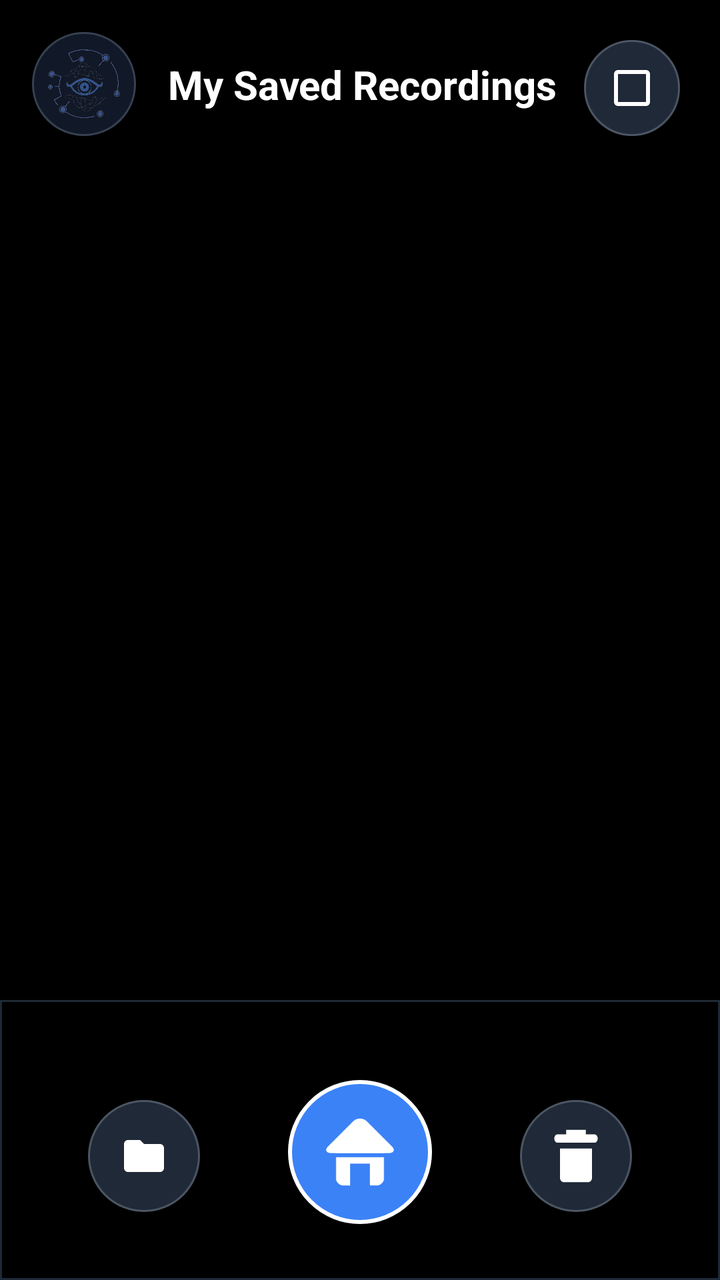
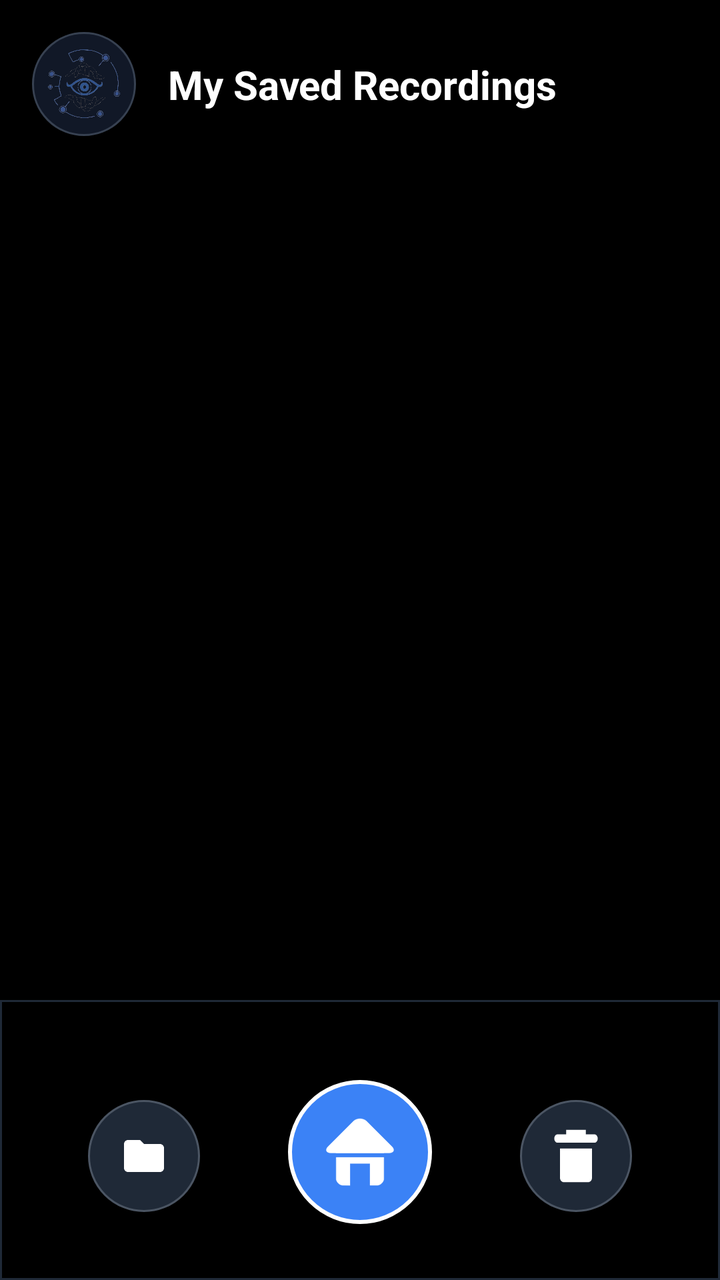

Two renders of the same Android screen: before a commit and after it. Below are the layout's source before the change and the commit's diff.
<!-- AndroidManifest.xml: application theme Theme.InterfaceUI1 -->
<!-- res/layout/file_interface.xml -->
<?xml version="1.0" encoding="utf-8"?>
<androidx.constraintlayout.widget.ConstraintLayout xmlns:android="http://schemas.android.com/apk/res/android"
    xmlns:app="http://schemas.android.com/apk/res-auto"
    xmlns:tools="http://schemas.android.com/tools"
    android:id="@+id/main"
    android:layout_width="match_parent"
    android:layout_height="match_parent"
    android:background="@color/black">

    
    <ImageView
        android:id="@+id/imageView2"
        android:layout_width="52dp"
        android:layout_height="52dp"
        android:layout_marginStart="16dp"
        android:layout_marginTop="16dp"
        android:background="@drawable/bg_logo_chip"
        android:contentDescription="Logo"
        android:padding="8dp"
        android:scaleType="centerInside"
        app:layout_constraintStart_toStartOf="parent"
        app:layout_constraintTop_toTopOf="parent"
        app:srcCompat="@drawable/logo" />

    <TextView
        android:id="@+id/headerTitle"
        android:layout_width="wrap_content"
        android:layout_height="wrap_content"
        android:layout_marginStart="16dp"
        android:text="My Saved Recordings"
        android:textColor="@color/white"
        android:textSize="20sp"
        android:textStyle="bold"
        app:layout_constraintBottom_toBottomOf="@id/imageView2"
        app:layout_constraintStart_toEndOf="@id/imageView2"
        app:layout_constraintTop_toTopOf="@id/imageView2" />

    

    <View
        android:id="@+id/view"
        android:layout_width="match_parent"
        android:layout_height="140dp"
        android:background="@drawable/bg_panel"
        app:layout_constraintBottom_toBottomOf="parent"
        app:layout_constraintEnd_toEndOf="parent"
        app:layout_constraintHorizontal_bias="1.0"
        app:layout_constraintStart_toStartOf="parent" />

    

    <ImageButton
        android:id="@+id/imageButton7"
        android:layout_width="72dp"
        android:layout_height="72dp"
        android:layout_marginBottom="28dp"
        android:background="@drawable/bg_sight_button_primary"
        android:contentDescription="Camera"

        android:foreground="@drawable/fg_sight_ripple"
        android:scaleType="fitCenter"
        app:layout_constraintBottom_toBottomOf="parent"
        app:layout_constraintEnd_toEndOf="parent"
        app:layout_constraintStart_toStartOf="parent"
        app:srcCompat="@drawable/homecon2" />

    <ImageButton
        android:id="@+id/fileupload"
        android:layout_width="56dp"
        android:layout_height="56dp"
        android:layout_marginBottom="34dp"
        android:background="@drawable/bg_sight_button"
        android:contentDescription="Import video"
        android:foreground="@drawable/fg_sight_ripple"
        android:padding="14dp"
        android:scaleType="centerInside"
        app:layout_constraintBottom_toBottomOf="parent"
        app:layout_constraintEnd_toStartOf="@+id/imageButton7"
        app:layout_constraintStart_toStartOf="@+id/view"
        app:srcCompat="@drawable/ic_folder" />

    <ImageButton
        android:id="@+id/deleteButton"
        android:layout_width="56dp"
        android:layout_height="56dp"
        android:layout_marginBottom="34dp"
        android:background="@drawable/bg_sight_button"
        android:contentDescription="Delete"
        android:foreground="@drawable/fg_sight_ripple"
        android:scaleType="fitXY"
        app:layout_constraintBottom_toBottomOf="parent"
        app:layout_constraintEnd_toEndOf="@+id/view"
        app:layout_constraintStart_toEndOf="@+id/imageButton7"
        app:srcCompat="@drawable/removecon2" />

    <androidx.recyclerview.widget.RecyclerView
        android:id="@+id/fileList"
        android:layout_width="match_parent"
        android:layout_height="0dp"
        android:layout_marginTop="20dp"
        android:layout_marginBottom="16dp"
        android:clipToPadding="false"
        android:paddingHorizontal="16dp"
        android:paddingBottom="72dp"
        app:layout_constraintBottom_toTopOf="@id/view"
        app:layout_constraintEnd_toEndOf="parent"
        app:layout_constraintStart_toStartOf="parent"
        app:layout_constraintTop_toBottomOf="@id/imageView2"
        tools:itemCount="7"
        tools:listitem="@layout/item_file" />

    

    <CheckBox
        android:id="@+id/selectAllButton"
        android:layout_width="wrap_content"
        android:layout_height="wrap_content"
        android:layout_marginTop="20dp"
        android:layout_marginEnd="20dp"
        android:background="@drawable/bg_sight_button"
        android:buttonTint="@color/white"
        android:checked="false"
        android:textColor="@color/white"
        android:textStyle="bold"
        app:layout_constraintEnd_toEndOf="parent"
        app:layout_constraintTop_toTopOf="parent" />

</androidx.constraintlayout.widget.ConstraintLayout>
<!-- res/layout/item_file.xml (included above) -->
<?xml version="1.0" encoding="utf-8"?>
<LinearLayout xmlns:android="http://schemas.android.com/apk/res/android"
    xmlns:app="http://schemas.android.com/apk/res-auto"
    android:layout_width="match_parent"
    android:layout_height="wrap_content"
    android:layout_marginBottom="12dp"
    android:background="@drawable/bg_item_file"
    android:gravity="center_vertical"
    android:orientation="horizontal"
    android:padding="14dp">

    <ImageView
        android:layout_width="44dp"
        android:layout_height="44dp"
        android:background="@drawable/bg_logo_chip"
        android:contentDescription="File icon"
        android:padding="10dp"
        android:scaleType="centerInside"
        app:srcCompat="@drawable/ic_folder" />

    <LinearLayout
        android:layout_width="0dp"
        android:layout_height="wrap_content"
        android:layout_marginStart="14dp"
        android:layout_weight="1"
        android:orientation="vertical">

        <TextView
            android:id="@+id/fileName"
            android:layout_width="match_parent"
            android:layout_height="wrap_content"
            android:ellipsize="end"
            android:maxLines="1"
            android:text="recording_01.mp4"
            android:textColor="@color/white"
            android:textSize="16sp"
            android:textStyle="bold" />

        <TextView
            android:id="@+id/fileDetails"
            android:layout_width="match_parent"
            android:layout_height="wrap_content"
            android:layout_marginTop="4dp"
            android:text="Video recording"
            android:textColor="#9CA3AF"
            android:textSize="13sp" />

    </LinearLayout>

    <ImageView
        android:id="@+id/playIcon"
        android:layout_width="28dp"
        android:layout_height="28dp"
        android:contentDescription="Open file"
        android:padding="4dp"
        app:srcCompat="@drawable/ic_play" />

    <CheckBox
        android:id="@+id/fileCheck"
        android:layout_width="wrap_content"
        android:layout_height="wrap_content"
        android:buttonTint="@color/white"
        android:clickable="false"
        android:focusable="false"
        android:visibility="gone" />

</LinearLayout>
<!-- resources referenced by this layout -->
<resources>
  <color name="black">#FF000000</color>
  <color name="white">#FFFFFFFF</color>
  <!-- drawable bg_item_file (drawable) -->
  <?xml version="1.0" encoding="utf-8"?>
  <shape xmlns:android="http://schemas.android.com/apk/res/android"
      android:shape="rectangle">
      <solid android:color="#1F2937" />
      <corners android:radius="12dp" />
      <stroke
          android:width="1dp"
          android:color="#374151" />
  </shape>
  <!-- drawable bg_logo_chip (drawable) -->
  <?xml version="1.0" encoding="utf-8"?>
  <shape xmlns:android="http://schemas.android.com/apk/res/android"
      android:shape="oval">
      <solid android:color="#111827" />
      <stroke
          android:width="1dp"
          android:color="#374151" />
  </shape>
  <!-- drawable bg_panel (drawable) -->
  <?xml version="1.0" encoding="utf-8"?>
  <shape xmlns:android="http://schemas.android.com/apk/res/android"
      android:shape="rectangle">
      <solid android:color="@android:color/black" />
      <stroke
          android:width="1dp"
          android:color="#1F2937" />
  </shape>
  <!-- drawable bg_sight_button (drawable) -->
  <?xml version="1.0" encoding="utf-8"?>
  <shape xmlns:android="http://schemas.android.com/apk/res/android"
      android:shape="oval">
      <solid android:color="#1F2937" />
      <stroke
          android:width="1dp"
          android:color="#4B5563" />
  </shape>
  <!-- drawable bg_sight_button_primary (drawable) -->
  <?xml version="1.0" encoding="utf-8"?>
  <shape xmlns:android="http://schemas.android.com/apk/res/android"
      android:shape="oval">
      <solid android:color="#3B82F6" />
      <stroke
          android:width="2dp"
          android:color="#FFFFFF" />
  </shape>
  <!-- drawable fg_sight_ripple (drawable) -->
  <?xml version="1.0" encoding="utf-8"?>
  <ripple xmlns:android="http://schemas.android.com/apk/res/android"
      android:color="#40FFFFFF">
      <item android:id="@android:id/mask">
          <shape android:shape="oval">
              <solid android:color="#FFFFFF" />
          </shape>
      </item>
  </ripple>
  <!-- drawable ic_folder (drawable) -->
  <?xml version="1.0" encoding="utf-8"?>
  <vector xmlns:android="http://schemas.android.com/apk/res/android"
      android:width="24dp"
      android:height="24dp"
      android:viewportWidth="24"
      android:viewportHeight="24">
      <path
          android:fillColor="#FFFFFF"
          android:pathData="M10,4H4C2.9,4 2.01,4.9 2.01,6L2,18c0,1.1 0.9,2 2,2h16c1.1,0 2,-0.9 2,-2V8c0,-1.1 -0.9,-2 -2,-2h-8l-2,-2z"/>
  </vector>
  <!-- drawable ic_play (drawable) -->
  <?xml version="1.0" encoding="utf-8"?>
  <vector xmlns:android="http://schemas.android.com/apk/res/android"
      android:width="24dp"
      android:height="24dp"
      android:viewportWidth="24"
      android:viewportHeight="24">
      <path
          android:fillColor="#FFFFFF"
          android:pathData="M12,2C6.48,2 2,6.48 2,12s4.48,10 10,10 10,-4.48 10,-10S17.52,2 12,2zM10,16.5v-9l6,4.5 -6,4.5z"/>
  </vector>
  <!-- drawable removecon2 (drawable) -->
  <vector xmlns:android="http://schemas.android.com/apk/res/android"
      android:width="200dp"
      android:height="200dp"
      android:viewportWidth="700"
      android:viewportHeight="700">
  
    <path
        android:pathData="M233.11,266.94c-9.43,0 -18.86,-12.5 -18.86,-25v-2.18c0,-12.5 9.43,-25 18.86,-25h55.06v-28.74h123.64v28.74h55.06c9.43,0 18.86,12.5 18.86,25v2.18c0,12.5 -9.43,25 -18.86,25zM274.38,513.98c-12,0 -24,-12 -24,-24v-186.83h199.13v186.83c0,12 -12,24 -24,24z"
  
        android:strokeWidth="1"
        android:fillColor="#ffffff"
        android:fillType="nonZero"
        android:strokeColor="#00000000"
        />
  </vector>
  <style name="Theme.InterfaceUI1" parent="Base.Theme.InterfaceUI1" />
  <style name="Base.Theme.InterfaceUI1" parent="Theme.Material3.DayNight.NoActionBar">
          
          
      </style>
  <!-- unchanged entries left out for length: 2 -->
</resources>

<!-- the commit's change to res/layout/file_interface.xml (unified diff, before → after) -->
@@ -107,6 +107,7 @@
         app:layout_constraintStart_toStartOf="parent"
         app:layout_constraintTop_toBottomOf="@id/imageView2"
         tools:itemCount="7"
+
         tools:listitem="@layout/item_file" />
 
     
@@ -122,6 +123,7 @@
         android:checked="false"
         android:textColor="@color/white"
         android:textStyle="bold"
+        android:visibility="gone"
         app:layout_constraintEnd_toEndOf="parent"
         app:layout_constraintTop_toTopOf="parent" />
 
